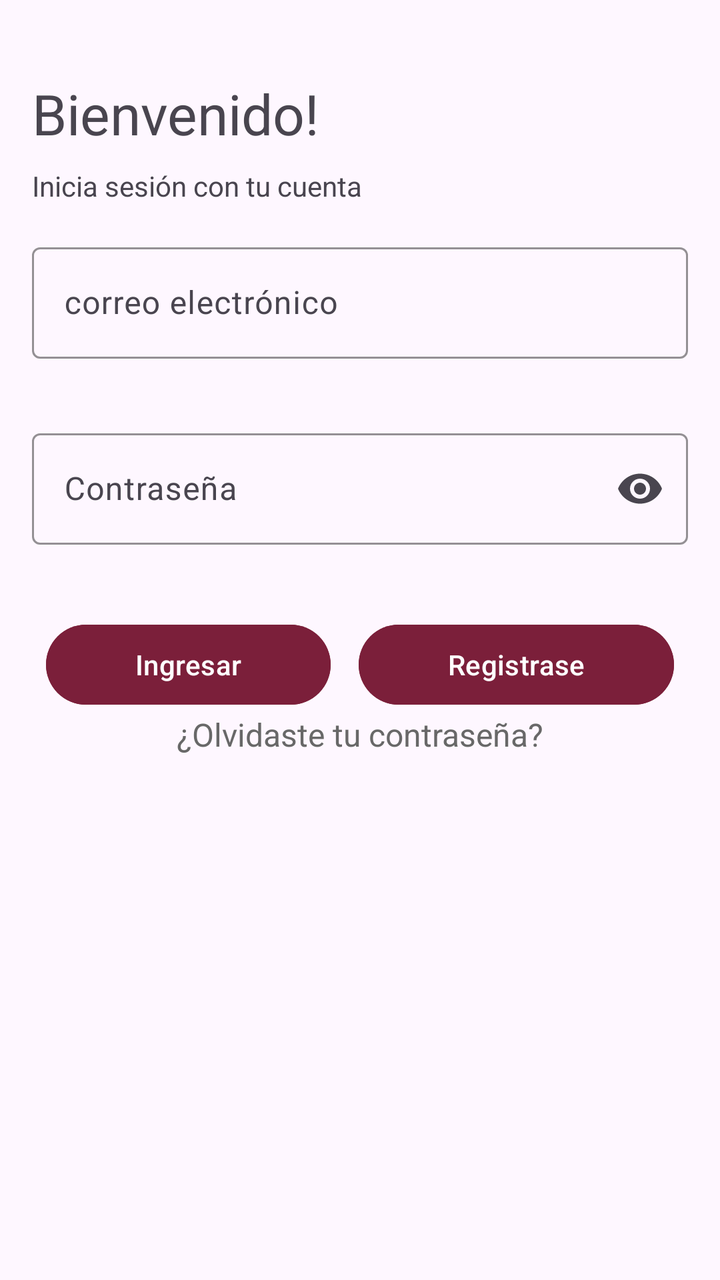
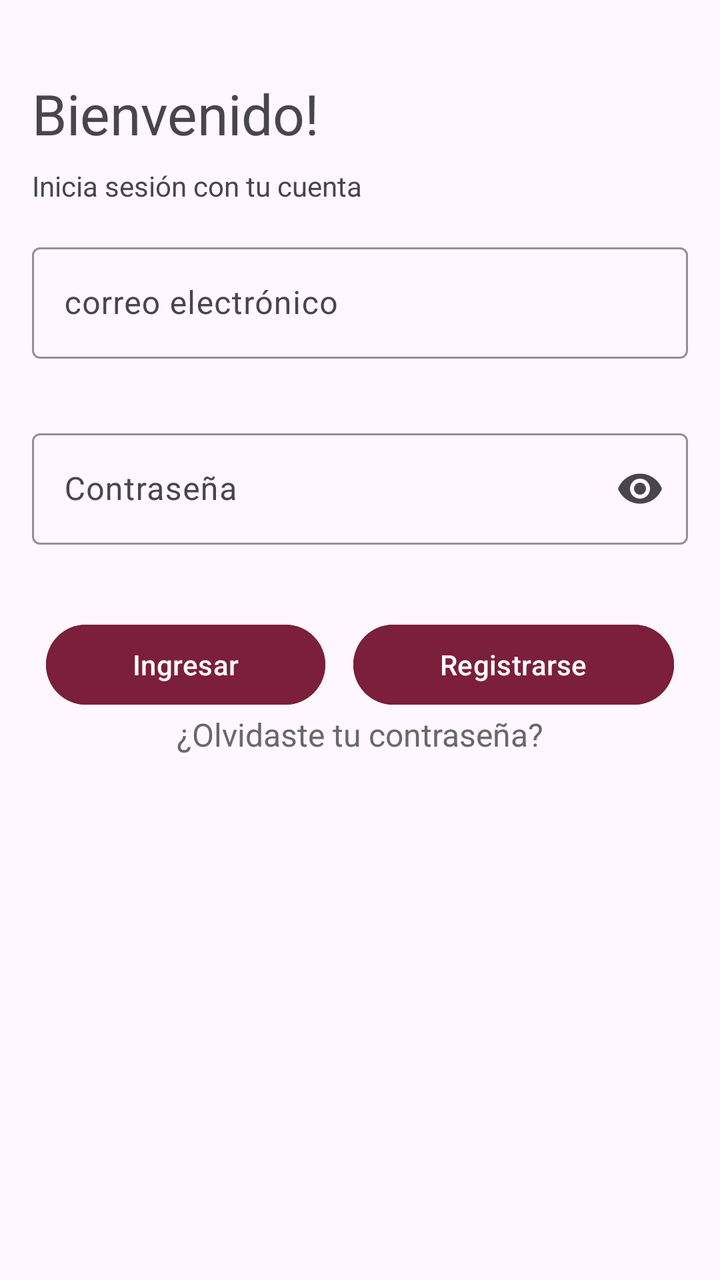

Before-and-after screenshots of an Android layout around one commit, followed by the original layout XML and the change that was made.
<!-- AndroidManifest.xml: application theme Theme.Login -->
<!-- res/layout/activity_main.xml -->
<?xml version="1.0" encoding="utf-8"?>
<LinearLayout xmlns:android="http://schemas.android.com/apk/res/android"
    xmlns:app="http://schemas.android.com/apk/res-auto"
    xmlns:tools="http://schemas.android.com/tools"
    android:id="@+id/main"
    android:layout_width="match_parent"
    android:layout_height="match_parent"
    android:orientation="vertical"
    tools:context=".MainActivity">

    <TextView
        android:layout_width="match_parent"
        android:layout_height="wrap_content"
        android:layout_marginHorizontal="16dp"
        android:text="Bienvenido!"
        android:textSize="28sp"
        android:layout_marginTop="38dp"
        />

    <TextView
        android:layout_width="match_parent"
        android:layout_height="wrap_content"
        android:layout_marginHorizontal="16dp"
        android:layout_marginTop="8dp"
        android:text="Inicia sesión con tu cuenta"
        />









    <com.google.android.material.textfield.TextInputLayout
        android:layout_width="match_parent"
        android:layout_height="wrap_content"
        android:hint="correo electrónico"
        android:layout_margin="16dp"
        app:boxStrokeColor="@color/primario"
        app:hintTextColor="@color/primario">
        <com.google.android.material.textfield.TextInputEditText
            android:id="@+id/campo_correo"
            android:layout_width="match_parent"
            android:layout_height="wrap_content"
            ></com.google.android.material.textfield.TextInputEditText>
    </com.google.android.material.textfield.TextInputLayout>

    <com.google.android.material.textfield.TextInputLayout
        android:layout_width="match_parent"
        android:layout_height="wrap_content"
        android:hint="Contraseña"
        app:boxStrokeColor="@color/primario"
        app:hintTextColor="@color/primario"
        android:layout_margin="16dp"
        app:endIconMode="password_toggle"
        >
        <com.google.android.material.textfield.TextInputEditText
            android:id="@+id/campo_contra"
            android:layout_width="match_parent"
            android:layout_height="wrap_content"
            android:inputType="textPassword">

        </com.google.android.material.textfield.TextInputEditText>
    </com.google.android.material.textfield.TextInputLayout>

    <LinearLayout
        android:layout_width="match_parent"
        android:layout_height="wrap_content"
        android:orientation="horizontal"
        android:layout_marginTop="20dp"
        android:layout_marginHorizontal="16dp">

        <Button
            android:id="@+id/btn_in"
            android:layout_width="wrap_content"
            android:layout_height="wrap_content"
            android:layout_weight="5"
            android:text="Ingresar"
            android:backgroundTint="@color/primario"
            android:layout_marginHorizontal="7dp"/>

        <Button
            android:id="@+id/btn_sign"
            android:layout_width="wrap_content"
            android:layout_height="wrap_content"
            android:layout_weight="5"
            android:text="Registrase"
            android:backgroundTint="@color/primario"
            android:layout_marginHorizontal="7dp"/>
    </LinearLayout>
    <TextView
        android:id="@+id/btn_password"
        android:layout_width="match_parent"
        android:layout_height="wrap_content"
        android:text="¿Olvidaste tu contraseña?"
        android:textColor="@color/text"
        android:textAlignment="center"
        android:textSize="16sp"
        />
</LinearLayout>
<!-- resources referenced by this layout -->
<resources>
  <color name="primario">#7B1F3A</color>
  <color name="text">#686868</color>
  <style name="Theme.Login" parent="Base.Theme.Login" />
  <style name="Base.Theme.Login" parent="Theme.Material3.DayNight.NoActionBar">
          
          
      </style>
</resources>

<!-- the commit's change to res/layout/activity_main.xml (unified diff, before → after) -->
@@ -86,12 +86,12 @@
             android:layout_width="wrap_content"
             android:layout_height="wrap_content"
             android:layout_weight="5"
-            android:text="Registrase"
+            android:text="Registrarse"
             android:backgroundTint="@color/primario"
             android:layout_marginHorizontal="7dp"/>
     </LinearLayout>
     <TextView
-        android:id="@+id/btn_password"
+        android:id="@+id/btn_recovery"
         android:layout_width="match_parent"
         android:layout_height="wrap_content"
         android:text="¿Olvidaste tu contraseña?"
